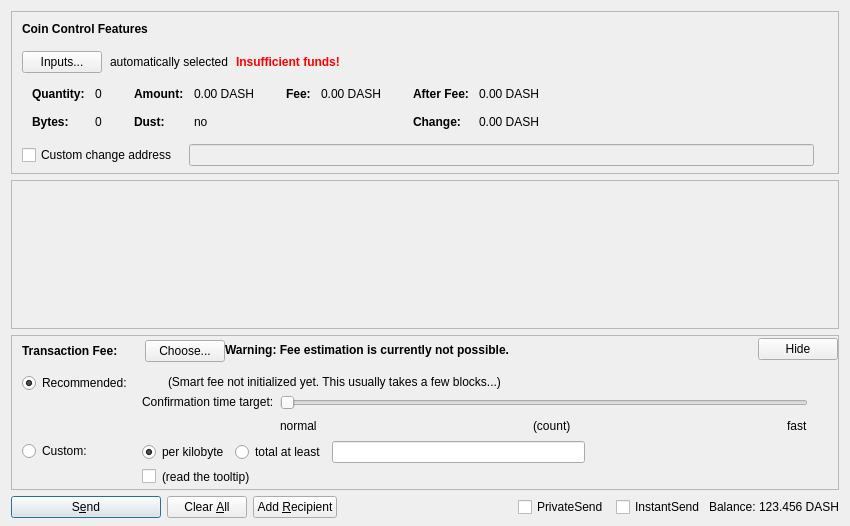
This is src/qt/forms/sendcoinsdialog.ui in Pigeoncoin/pigeoncoin as Qt 5 draws it before an edit. The edited form follows.
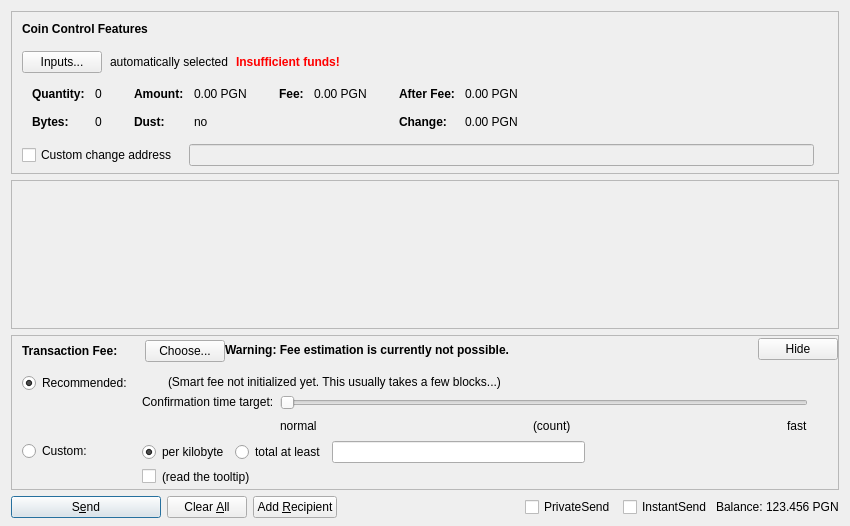
This is the edited form. Custom widgets are drawn as their Qt base class.

Commit message:
PGN dash consensus fork
Add pgn algo and genesis code

Get headers sync working

Changes to get syncing on PGN Testnet

to Pigeon Core and PGN

More pgn changes on files and references

tDASH to tPGN and other misc unit updates

Dash address to Pigeon address

[Qt/RPC] Dash address to Pigeon address part 2

What changed in the file:
```diff
--- a/src/qt/forms/sendcoinsdialog.ui
+++ b/src/qt/forms/sendcoinsdialog.ui
@@ -324,7 +324,7 @@
                   <enum>Qt::ActionsContextMenu</enum>
                  </property>
                  <property name="text">
-                  <string notr="true">0.00 DASH</string>
+                  <string notr="true">0.00 PGN</string>
                  </property>
                  <property name="textInteractionFlags">
                   <set>Qt::LinksAccessibleByMouse|Qt::TextSelectableByKeyboard|Qt::TextSelectableByMouse</set>
@@ -404,7 +404,7 @@
                   <enum>Qt::ActionsContextMenu</enum>
                  </property>
                  <property name="text">
-                  <string notr="true">0.00 DASH</string>
+                  <string notr="true">0.00 PGN</string>
                  </property>
                  <property name="textInteractionFlags">
                   <set>Qt::LinksAccessibleByMouse|Qt::TextSelectableByKeyboard|Qt::TextSelectableByMouse</set>
@@ -455,7 +455,7 @@
                   <enum>Qt::ActionsContextMenu</enum>
                  </property>
                  <property name="text">
-                  <string notr="true">0.00 DASH</string>
+                  <string notr="true">0.00 PGN</string>
                  </property>
                  <property name="textInteractionFlags">
                   <set>Qt::LinksAccessibleByMouse|Qt::TextSelectableByKeyboard|Qt::TextSelectableByMouse</set>
@@ -484,7 +484,7 @@
                   <enum>Qt::ActionsContextMenu</enum>
                  </property>
                  <property name="text">
-                  <string notr="true">0.00 DASH</string>
+                  <string notr="true">0.00 PGN</string>
                  </property>
                  <property name="textInteractionFlags">
                   <set>Qt::LinksAccessibleByMouse|Qt::TextSelectableByKeyboard|Qt::TextSelectableByMouse</set>
@@ -1326,7 +1326,7 @@
           <cursorShape>IBeamCursor</cursorShape>
          </property>
          <property name="text">
-          <string notr="true">123.456 DASH</string>
+          <string notr="true">123.456 PGN</string>
          </property>
          <property name="textInteractionFlags">
           <set>Qt::LinksAccessibleByMouse|Qt::TextSelectableByKeyboard|Qt::TextSelectableByMouse</set>
```
The commit also changes 469 other files.
